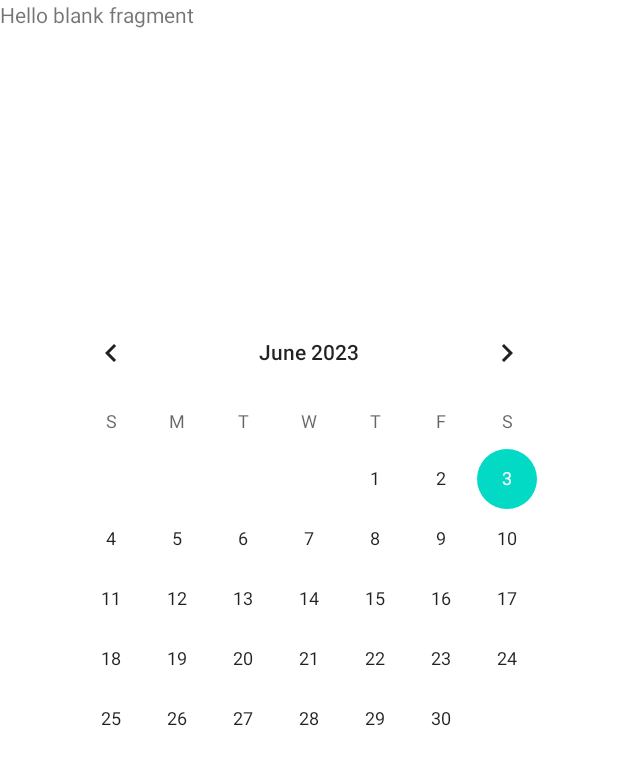
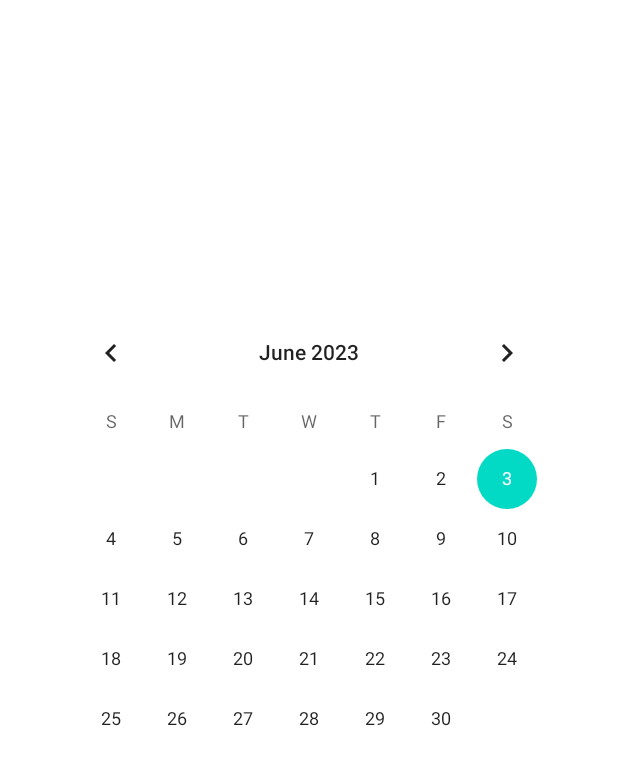
Before and after one commit to Edenilson-Molina/UESRunning, an Android app: the layout fragment_calendario.xml on its own in the app's theme, with its tools: preview values and no code run, on a phone screen of 412 x 824 dp. Shown: the top 765 px of the screen. Run offline under Robolectric (Android 15) with nearby library versions, the phone set to English and light mode, and no system bars.

```diff
--- a/app/src/main/java/sv/edu/ues/fia/eisi/uesrunning/ui/home/HomeFragment.java
+++ b/app/src/main/java/sv/edu/ues/fia/eisi/uesrunning/ui/home/HomeFragment.java
@@ -40,7 +40,7 @@ public class HomeFragment extends Fragment implements SensorEventListener {
                 if (isGranted) {
                     Toast.makeText(requireContext(), "Permisos Concedidos", Toast.LENGTH_SHORT).show();
                 } else {
-                    Toast.makeText(requireContext(), "Permisos Denegados", Toast.LENGTH_SHORT).show();
+                    Toast.makeText(requireContext(), "Permisos Denegados, las características están desabilitadas si se rechazan los permisos", Toast.LENGTH_LONG).show();
                 }
             });
 
--- a/app/src/main/res/layout/fragment_calendario.xml
+++ b/app/src/main/res/layout/fragment_calendario.xml
@@ -13,13 +13,6 @@
         android:layout_width="match_parent"
         android:layout_height="match_parent">
 
-        <TextView
-            android:layout_width="match_parent"
-            android:layout_height="match_parent"
-            android:text="@string/hello_blank_fragment"
-            tools:layout_editor_absoluteX="31dp"
-            tools:layout_editor_absoluteY="40dp" />
-
         <CalendarView
             android:id="@+id/calendarView"
             android:layout_width="wrap_content"
```
